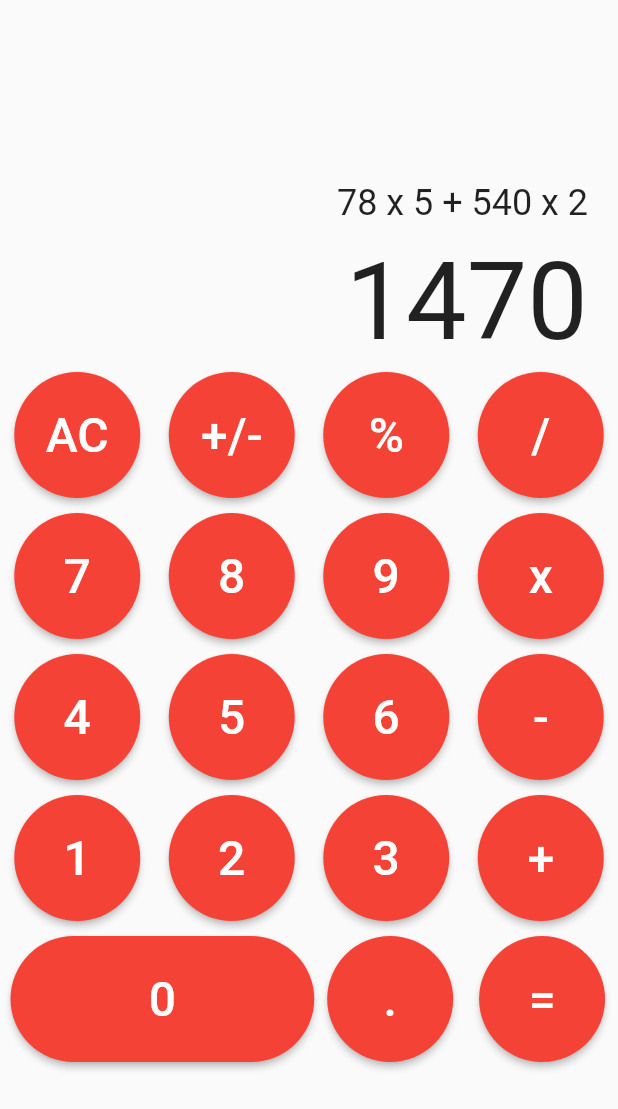
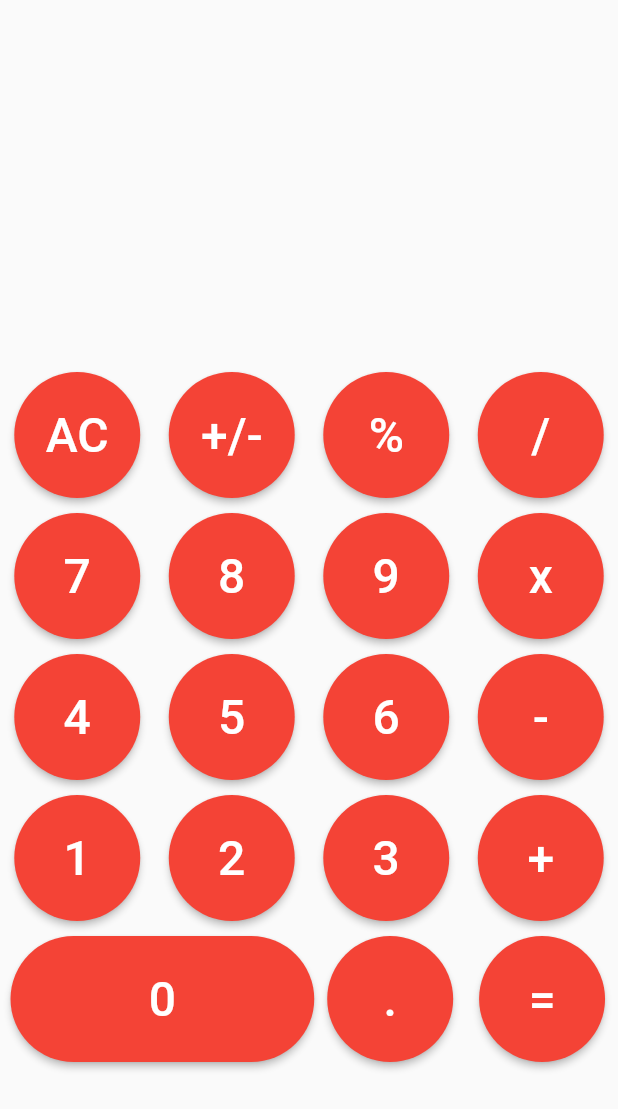
Before and after one commit to pureduck2/calculator, a Flutter app: the screen it shows after launch, after a tap on "AC", on a phone screen of 412 x 824 dp. Shown: the top 1109 px of the screen. Run offline on Flutter 3.47's test engine with Material 2 defaults, Android fonts, the phone set to English and light mode, and no system bars.

Commit message:
Half working calculations

```diff
--- a/lib/screens/calculator.dart
+++ b/lib/screens/calculator.dart
@@ -1,80 +1,181 @@
 import 'package:calculator/widgets/button.dart';
 import 'package:flutter/material.dart';
-import 'package:calculator/widgets/result.dart';
-import 'package:calculator/widgets/history.dart';
+import 'package:calculator/widgets/equation.dart';
 
-class Calculator extends StatelessWidget {
+enum ActionType { value, add, substract, multiply, divide, modulo }
+
+class Action {
+  const Action(this.type, {this.value});
+
+  final ActionType type;
+  final double? value;
+}
+
+class Calculator extends StatefulWidget {
   Calculator({super.key});
 
-  final List<Button> buttons = <Button>[
-    const Button('AC'),
-    const Button('+/-'),
-    const Button('%'),
-    const Button('/'),
+  @override
+  State<Calculator> createState() => _CalculatorState();
+}
 
-    const Button('7'),
-    const Button('8'),
-    const Button('9'),
-    const Button('x'),
+class _CalculatorState extends State<Calculator> {
+  List<Action> actions = [];
 
-    const Button('4'),
-    const Button('5'),
-    const Button('6'),
-    const Button('-'),
+  String mainEquation = '1470';
+  String secondEquation = '78 x 5 + 540 x 2';
 
-    const Button('1'),
-    const Button('2'),
-    const Button('3'),
-    const Button('+'),
+  void append(Button button) {
+    setState(() {
+      mainEquation += button.text;
+    });
+  }
 
-    Button('0', flex: 2, shape: RoundedRectangleBorder(
-      borderRadius: BorderRadius.circular(80)
-    )),
-    const Button('.'),
-    const Button('='),
+  void clear(Button button) {
+    setState(() {
+      mainEquation = '';
+      secondEquation = '';
+      actions = [];
+    });
+  }
+
+  void changeSymbol(Button button) {
+    setState(() {
+      if (mainEquation[0] == '-') {
+        mainEquation = mainEquation.substring(1);
+      } else {
+        mainEquation = '-$mainEquation';
+      }
+    });
+  }
+
+  void addAction(ActionType type, {double? value}) {
+    setState(() {
+      actions.add(Action(type, value: value));
+      mainEquation = '';
+    });
+  }
+
+  void calc(Button button) {
+    addAction(ActionType.value, value: double.tryParse(mainEquation) ?? 0);
+    setState(() {
+      double result = actions.take(1).first.value ?? 0;
+
+      // for (var action in actions.sublist(1)) {
+      for (int i = 1; i < actions.length; i++) {
+        var action = actions[i];
+        debugPrint('${action.type} ${action.value}');
+        switch (action.type) {
+          case ActionType.value:
+            continue;
+          case ActionType.add:
+            result += actions[i+1].value ?? 0;
+            break;
+          case ActionType.substract:
+            result -= actions[i+1].value ?? 0;
+            break;
+          case ActionType.multiply:
+            result *= actions[i+1].value ?? 0;
+            break;
+          case ActionType.divide:
+            result /= actions[i+1].value ?? 0;
+            break;
+          case ActionType.modulo:
+            result %= actions[i+1].value ?? 0;
+            break;
+        }
+      }
+
+      mainEquation = '$result';
+    });
+  }
+
+  void add(Button button) {
+    addAction(ActionType.value, value: double.tryParse(mainEquation) ?? 0);
+    addAction(ActionType.add);
+  }
+
+  void substract(Button button) {
+    addAction(ActionType.value, value: double.tryParse(mainEquation) ?? 0);
+    addAction(ActionType.substract);
+  }
+
+  void multiply(Button button) {
+    addAction(ActionType.value, value: double.tryParse(mainEquation) ?? 0);
+    addAction(ActionType.multiply);
+  }
+
+  void divide(Button button) {
+    addAction(ActionType.value, value: double.tryParse(mainEquation) ?? 0);
+    addAction(ActionType.divide);
+  }
+
+  void modulo(Button button) {
+    addAction(ActionType.value, value: double.tryParse(mainEquation) ?? 0);
+    addAction(ActionType.modulo);
+  }
+
+  List<Widget> _buildButtons() {
+    List<Button> buttons = <Button>[
+      Button('AC', onPressed: clear),
+      Button('+/-', onPressed: changeSymbol),
+      Button('%', onPressed: modulo),
+      Button('/', onPressed: divide),
+      Button('7'),
+      Button('8'),
+      Button('9'),
+      Button('x', onPressed: multiply),
+      Button('4'),
+      Button('5'),
+      Button('6'),
+      Button('-', onPressed: substract),
+      Button('1'),
+      Button('2'),
+      Button('3'),
+      Button('+', onPressed: add),
+      Button('0',
+          flex: 2,
+          shape:
+              RoundedRectangleBorder(borderRadius: BorderRadius.circular(80))),
+      Button('.'),
+      Button('=', onPressed: calc),
     ];
 
-  List<Widget> _sublistButtons(int start, int end) =>
-      buttons.sublist(start, end).toList();
+    return buttons.map((button) => button.withOnPressedIfNull(append)).toList();
+  }
 
   @override
   Widget build(BuildContext context) {
+    var buttons = _buildButtons();
+
+    List<Widget> sublistButtons(int start, int end) =>
+        buttons.sublist(start, end).toList();
+
     return Scaffold(
         body: Center(
       child: Column(
         mainAxisAlignment: MainAxisAlignment.center,
         children: <Widget>[
-            const History(),
-            const Result(),
+          Equation(text: secondEquation),
+          Equation(text: mainEquation, fontSize: 72),
           Column(
             children: <Widget>[
-                Row(
-                    children: _sublistButtons(0, 4)
-                ),
+              Row(children: sublistButtons(0, 4)),
               const SizedBox(height: 10),
-                Row(
-                    children: _sublistButtons(4, 8)
-                ),
+              Row(children: sublistButtons(4, 8)),
               const SizedBox(height: 10),
-                Row(
-                    children: _sublistButtons(8, 12)
-                ),
+              Row(children: sublistButtons(8, 12)),
               const SizedBox(height: 10),
-                Row(
-                    children: _sublistButtons(12, 16)
-                ),
+              Row(children: sublistButtons(12, 16)),
               const SizedBox(height: 10),
-                Row(
-                    children: <Widget>[
-                      const SizedBox(width: 7), // It doesn't look right, but whatever
-                      ..._sublistButtons(16, 19)
-                    ]
+              Row(children: <Widget>[
+                const SizedBox(width: 7),
+                // It doesn't look right, but whatever
+                ...sublistButtons(16, 19)
+              ]),
+            ],
           ),
         ],
-            )
-          ],
       ),
-      )
-    );
+    ));
   }
 }
--- a/lib/widgets/button.dart
+++ b/lib/widgets/button.dart
@@ -1,18 +1,30 @@
 import 'package:flutter/material.dart';
 
 class Button extends StatelessWidget {
-  const Button(this.text, {super.key, this.flex = 1, this.shape = const CircleBorder()});
+  Button(this.text,
+      {super.key,
+      this.flex = 1,
+      this.shape = const CircleBorder(),
+      this.onPressed});
 
   final String text;
   final int flex;
   final OutlinedBorder shape;
+  void Function(Button)? onPressed;
+
+  Button withOnPressedIfNull(void Function(Button)? onPressed) {
+    this.onPressed = this.onPressed ?? onPressed;
+    return this;
+  }
 
   @override
   Widget build(BuildContext context) {
     return Expanded(
       flex: flex,
       child: ElevatedButton(
-        onPressed: () {},
+        onPressed: () {
+          onPressed?.call(this);
+        },
         style: ElevatedButton.styleFrom(
           shape: shape,
           backgroundColor: Colors.red,
--- /dev/null
+++ b/lib/widgets/equation.dart
@@ -0,0 +1,31 @@
+import 'package:flutter/material.dart';
+
+class Equation extends StatelessWidget {
+  const Equation(
+      {super.key,
+      required this.text,
+      this.fontSize = 24,
+      this.color = Colors.black});
+
+  final String? text;
+  final double fontSize;
+  final Color color;
+
+  @override
+  Widget build(BuildContext context) {
+    Widget? child;
+    if (text != null) {
+      child = Text(
+        text!,
+        style: TextStyle(fontSize: fontSize, color: color),
+      );
+    }
+
+    return Container(
+      alignment: Alignment.centerRight,
+      padding: const EdgeInsets.fromLTRB(20, 5, 20, 5),
+      child: SingleChildScrollView(
+          scrollDirection: Axis.horizontal, reverse: true, child: child),
+    );
+  }
+}
--- a/lib/widgets/history.dart
+++ /dev/null
@@ -1,24 +0,0 @@
-import 'package:flutter/material.dart';
-
-class History extends StatefulWidget {
-  const History({super.key});
-
-  @override
-  State<History> createState() => _HistoryState();
-}
-
-class _HistoryState extends State<History> {
-  final String _result = '78 x 5 + 540 x 2';
-
-  @override
-  Widget build(BuildContext context) {
-    return Container(
-      alignment: Alignment.centerRight,
-      padding: const EdgeInsets.fromLTRB(20, 5, 20, 5),
-      child: Text(
-        _result,
-        style: const TextStyle(fontSize: 24),
-      ),
-    );
-  }
-}
--- a/lib/widgets/result.dart
+++ /dev/null
@@ -1,24 +0,0 @@
-import 'package:flutter/material.dart';
-
-class Result extends StatefulWidget {
-  const Result({super.key});
-
-  @override
-  State<Result> createState() => _ResultState();
-}
-
-class _ResultState extends State<Result> {
-  final String _result = '1470';
-
-  @override
-  Widget build(BuildContext context) {
-    return Container(
-      alignment: Alignment.centerRight,
-      padding: const EdgeInsets.fromLTRB(20, 5, 20, 5),
-      child: Text(
-        _result,
-        style: const TextStyle(fontSize: 72),
-      ),
-    );
-  }
-}
```
Also changed, not shown: lib/app.dart (line endings or trailing spaces), lib/main.dart (line endings or trailing spaces). Lines whose indentation alone changed are shown as unchanged.
